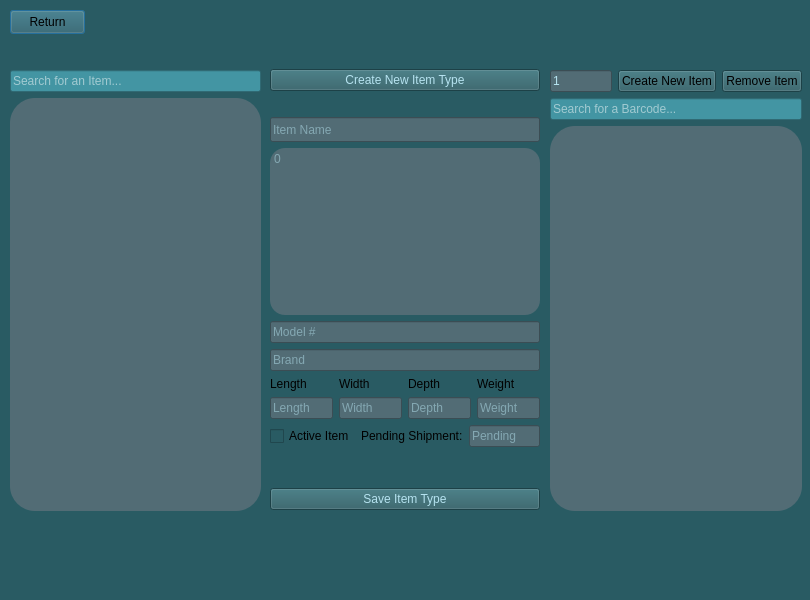
Old version of the form UI/items_window.ui in the repository npaolini-8/se-group-5.
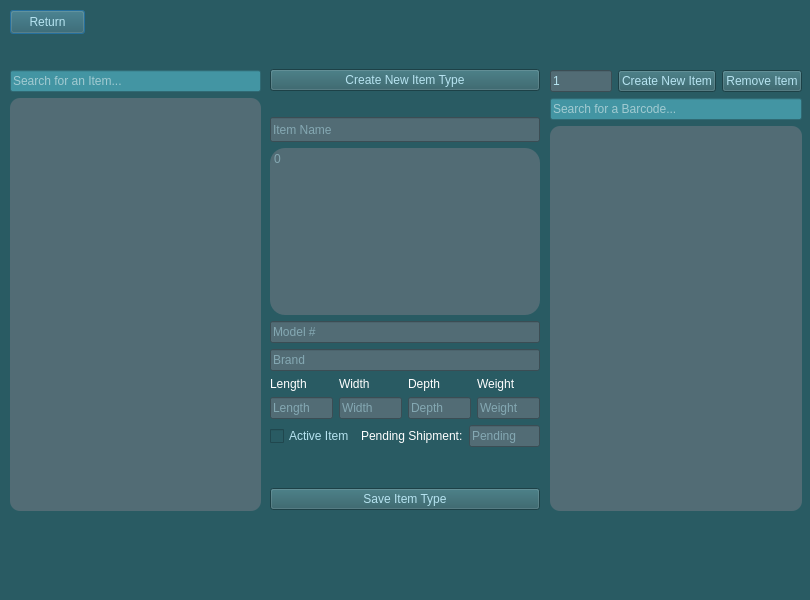
New version of the form.

The edit to the form file:
```diff
--- a/UI/items_window.ui
+++ b/UI/items_window.ui
@@ -31,6 +31,10 @@
      <height>24</height>
     </rect>
    </property>
+   <property name="styleSheet">
+    <string notr="true">
+color: #B6E3F0;</string>
+   </property>
    <property name="text">
     <string>Return</string>
    </property>
@@ -63,7 +67,7 @@
       <property name="styleSheet">
        <string notr="true">background-color: #526c75;
 color: #B6E3F0;
-border-radius: 25px;
+border-radius: 10px;
 font-size: 12px;</string>
       </property>
      </widget>
@@ -171,6 +175,12 @@
      <layout class="QHBoxLayout" name="horizontalLayout_2">
       <item>
        <widget class="QLabel" name="len_lbl">
+        <property name="styleSheet">
+         <string notr="true">
+color: white;
+
+</string>
+        </property>
         <property name="text">
          <string>Length</string>
         </property>
@@ -178,6 +188,9 @@
       </item>
       <item>
        <widget class="QLabel" name="widthLbl">
+        <property name="styleSheet">
+         <string notr="true">color: white;</string>
+        </property>
         <property name="text">
          <string>Width</string>
         </property>
@@ -185,6 +198,9 @@
       </item>
       <item>
        <widget class="QLabel" name="depth_lbl">
+        <property name="styleSheet">
+         <string notr="true">color: white;</string>
+        </property>
         <property name="text">
          <string>Depth</string>
         </property>
@@ -192,6 +208,9 @@
       </item>
       <item>
        <widget class="QLabel" name="weight_lbl">
+        <property name="styleSheet">
+         <string notr="true">color: white;</string>
+        </property>
         <property name="text">
          <string>Weight</string>
         </property>
@@ -259,6 +278,10 @@
      <layout class="QHBoxLayout" name="active_pending_lo">
       <item>
        <widget class="QCheckBox" name="active_check">
+        <property name="styleSheet">
+         <string notr="true">
+color: #B6E3F0;</string>
+        </property>
         <property name="text">
          <string>Active Item</string>
         </property>
@@ -266,6 +289,9 @@
       </item>
       <item>
        <widget class="QLabel" name="pending_lbl">
+        <property name="styleSheet">
+         <string notr="true">color: white;</string>
+        </property>
         <property name="text">
          <string>Pending Shipment:</string>
         </property>
@@ -351,6 +377,10 @@
       </item>
       <item>
        <widget class="QPushButton" name="new_barcode_btn">
+        <property name="styleSheet">
+         <string notr="true">
+color: #B6E3F0;</string>
+        </property>
         <property name="text">
          <string>Create New Item</string>
         </property>
@@ -358,6 +388,10 @@
       </item>
       <item>
        <widget class="QPushButton" name="delete_item_btn">
+        <property name="styleSheet">
+         <string notr="true">
+color: #B6E3F0;</string>
+        </property>
         <property name="text">
          <string>Remove Item</string>
         </property>
@@ -383,7 +417,7 @@
       <property name="styleSheet">
        <string notr="true">background-color: #526c75;
 color: #B6E3F0;
-border-radius: 25px;
+border-radius: 10px;
 font-size: 12px;</string>
       </property>
      </widget>
```
